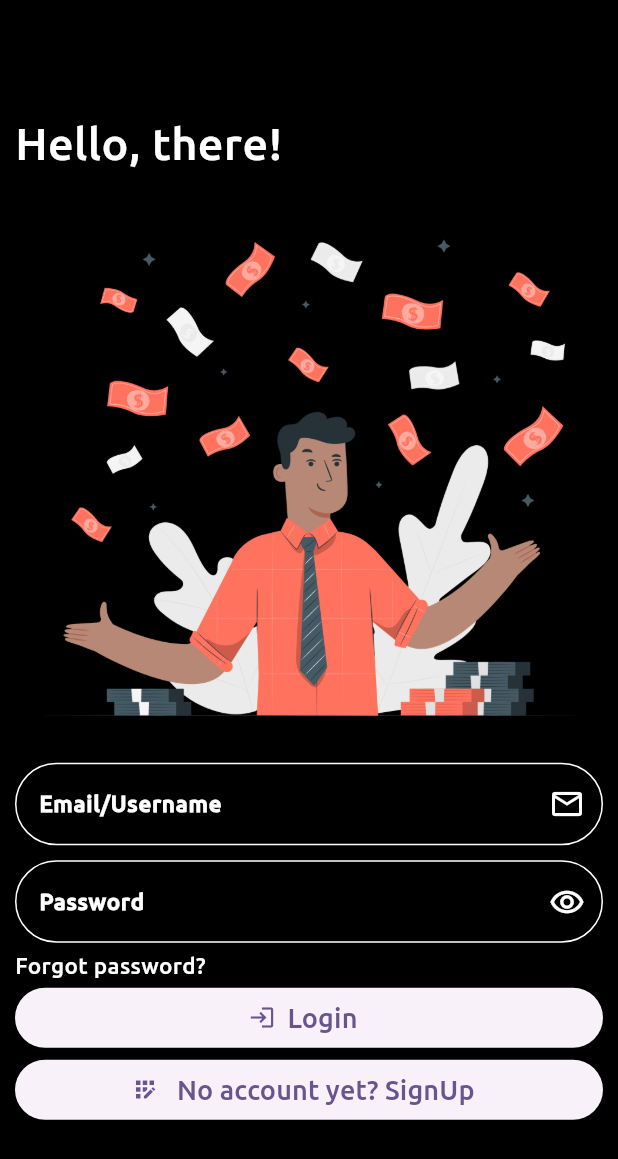
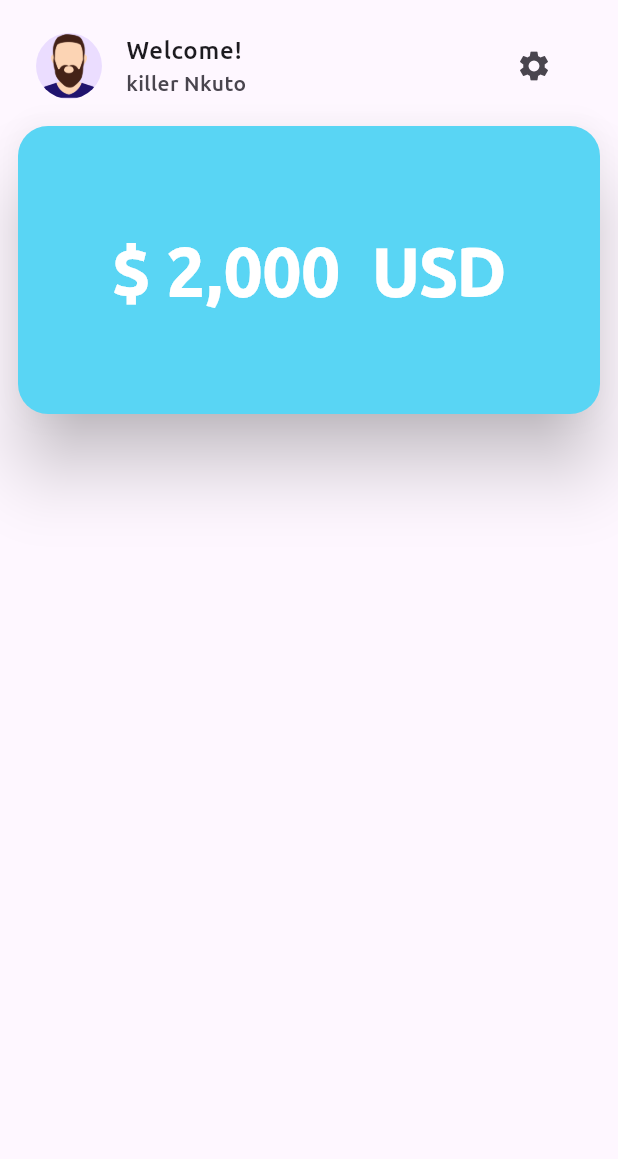
Before and after one commit to kwame70/expenses_app, a Flutter app: the HomePage screen opened directly, on a phone screen of 412 x 824 dp. Shown: the top 1159 px of the screen. Run offline on Flutter 3.47's test engine with Material 3 defaults, Android fonts, the phone set to English and light mode, and no system bars.

Commit message:
homepage added(10% completed)

```diff
--- a/lib/main.dart
+++ b/lib/main.dart
@@ -1,5 +1,5 @@
-import 'package:expense_tracker/pages/homepage.dart';
-import 'package:expense_tracker/pages/sign_up.dart';
+import 'package:expense_tracker/pages/home_page.dart';
+import 'package:expense_tracker/pages/sign_in.dart';
 import 'package:flutter/material.dart';
 
 void main() {
@@ -27,7 +27,7 @@ class MyApp extends StatelessWidget {
         colorScheme: ColorScheme.fromSeed(seedColor: Colors.deepPurple),
         useMaterial3: true,
       ),
-      home: const SignUpPage(),
+      home: const HomePage(),
     );
   }
 }
--- /dev/null
+++ b/lib/pages/home_page.dart
@@ -0,0 +1,34 @@
+import 'package:expense_tracker/widgets/card_widget.dart';
+import 'package:flutter/material.dart';
+
+class HomePage extends StatelessWidget {
+  const HomePage({super.key});
+
+  @override
+  Widget build(BuildContext context) {
+    return Scaffold(
+      body: SafeArea(
+        child: Padding(
+          padding: const EdgeInsets.all(8.0),
+          child: Column(
+            children: [
+              ListTile(
+                title: const Text("Welcome!"),
+                subtitle: const Text("killer Nkuto"),
+                trailing: IconButton(
+                  onPressed: () {},
+                  icon: const Icon(Icons.settings),
+                ),
+                leading: const CircleAvatar(
+                  backgroundImage: AssetImage("assets/images/male_avatar.png"),
+                  radius: 22,
+                ),
+              ),
+              const MyCard(totalExp: "\$ 2,000  USD"),
+            ],
+          ),
+        ),
+      ),
+    );
+  }
+}
--- a/lib/pages/sign_in.dart
+++ b/lib/pages/sign_in.dart
@@ -1,8 +1,8 @@
 import 'package:expense_tracker/widgets/text_widget.dart';
 import 'package:flutter/material.dart';
 
-class HomePage extends StatelessWidget {
-  const HomePage({super.key});
+class LoginPage extends StatelessWidget {
+  const LoginPage({super.key});
 
   @override
   Widget build(BuildContext context) {
--- /dev/null
+++ b/lib/widgets/card_widget.dart
@@ -0,0 +1,30 @@
+import "package:flutter/material.dart";
+
+class MyCard extends StatelessWidget {
+  const MyCard({super.key, required this.totalExp});
+  final String totalExp;
+
+  @override
+  Widget build(BuildContext context) {
+    return SizedBox(
+      height: 200,
+      width: double.infinity,
+      child: Card(
+        color: const Color.fromRGBO(89, 213, 244, 1),
+        elevation: 20.0,
+        shape: const RoundedRectangleBorder(
+          borderRadius: BorderRadius.all(
+            Radius.circular(20),
+          ),
+        ),
+        child: Center(
+          child: Text(
+            totalExp,
+            style: const TextStyle(
+                fontSize: 45, fontWeight: FontWeight.bold, color: Colors.white),
+          ),
+        ),
+      ),
+    );
+  }
+}
```
Also changed, not shown: assets/images/landing_page.png (deleted), assets/images/male_avatar.png (added).
